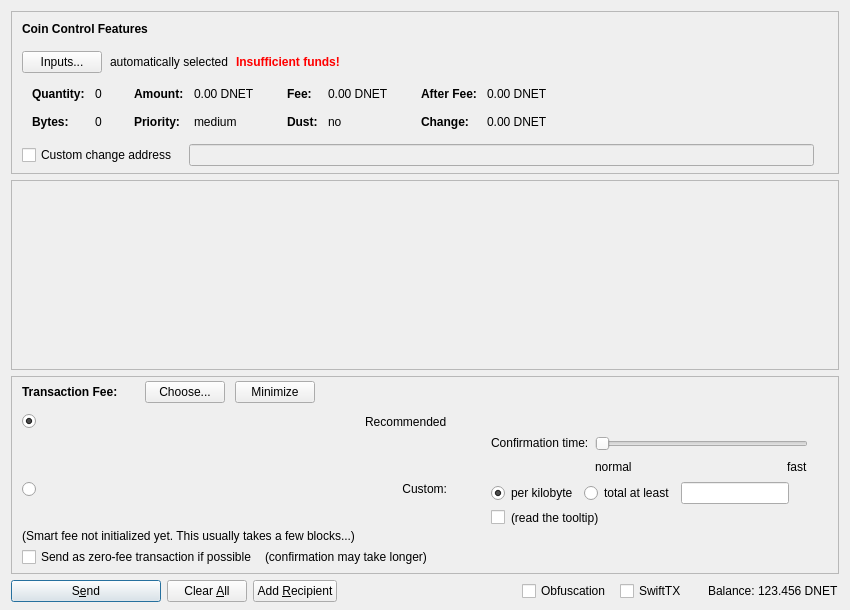
First picture: the form in src/qt/forms/sendcoinsdialog.ui, repository Saints97/Darknet, before the edit.
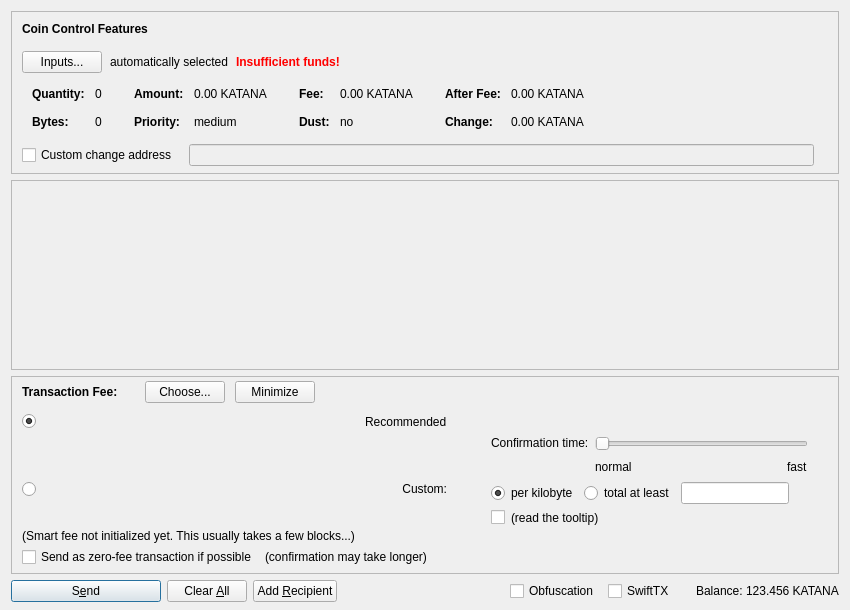
Second picture: the form after the edit. Icons and pictures are not drawn. Custom widgets are drawn as their Qt base class.

What changed in the file:
```diff
--- a/src/qt/forms/sendcoinsdialog.ui
+++ b/src/qt/forms/sendcoinsdialog.ui
@@ -324,7 +324,7 @@
                   <enum>Qt::ActionsContextMenu</enum>
                  </property>
                  <property name="text">
-                  <string notr="true">0.00 DNET</string>
+                  <string notr="true">0.00 KATANA</string>
                  </property>
                  <property name="textInteractionFlags">
                   <set>Qt::LinksAccessibleByMouse|Qt::TextSelectableByKeyboard|Qt::TextSelectableByMouse</set>
@@ -404,7 +404,7 @@
                   <enum>Qt::ActionsContextMenu</enum>
                  </property>
                  <property name="text">
-                  <string notr="true">0.00 DNET</string>
+                  <string notr="true">0.00 KATANA</string>
                  </property>
                  <property name="textInteractionFlags">
                   <set>Qt::LinksAccessibleByMouse|Qt::TextSelectableByKeyboard|Qt::TextSelectableByMouse</set>
@@ -484,7 +484,7 @@
                   <enum>Qt::ActionsContextMenu</enum>
                  </property>
                  <property name="text">
-                  <string notr="true">0.00 DNET</string>
+                  <string notr="true">0.00 KATANA</string>
                  </property>
                  <property name="textInteractionFlags">
                   <set>Qt::LinksAccessibleByMouse|Qt::TextSelectableByKeyboard|Qt::TextSelectableByMouse</set>
@@ -513,7 +513,7 @@
                   <enum>Qt::ActionsContextMenu</enum>
                  </property>
                  <property name="text">
-                  <string notr="true">0.00 DNET</string>
+                  <string notr="true">0.00 KATANA</string>
                  </property>
                  <property name="textInteractionFlags">
                   <set>Qt::LinksAccessibleByMouse|Qt::TextSelectableByKeyboard|Qt::TextSelectableByMouse</set>
@@ -1397,7 +1397,7 @@
           <cursorShape>IBeamCursor</cursorShape>
          </property>
          <property name="text">
-          <string notr="true">123.456 DNET</string>
+          <string notr="true">123.456 KATANA</string>
          </property>
          <property name="textInteractionFlags">
           <set>Qt::LinksAccessibleByMouse|Qt::TextSelectableByKeyboard|Qt::TextSelectableByMouse</set>
```
Left out of the diff: 4 changed lines with no effect on the pictures.
